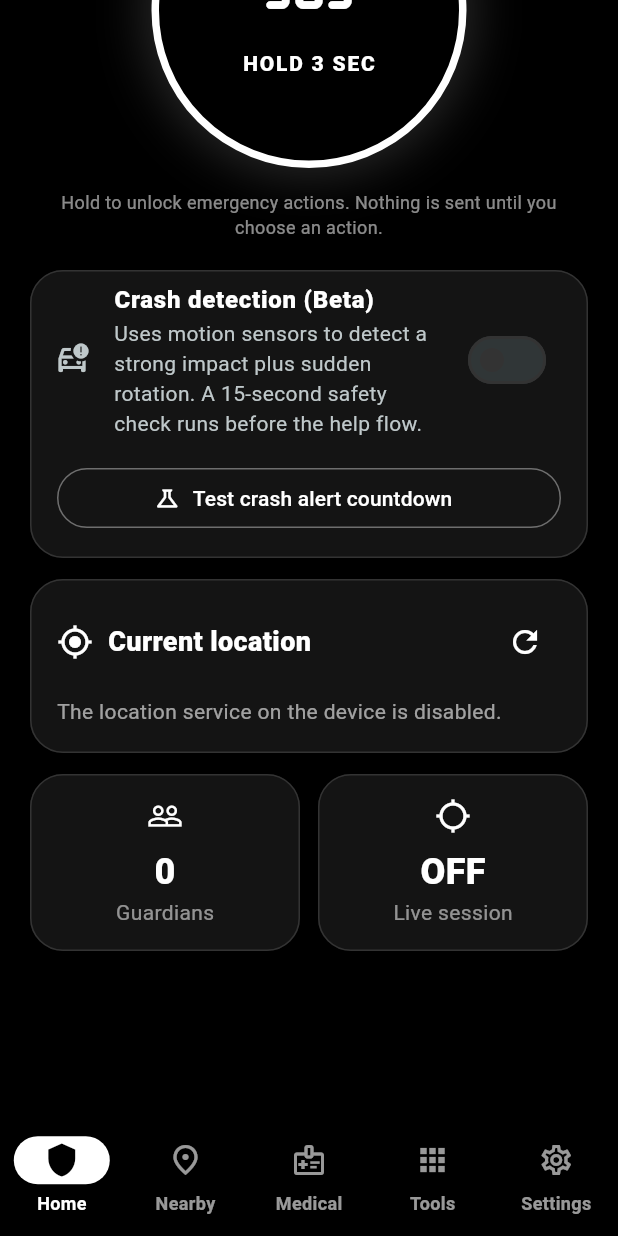
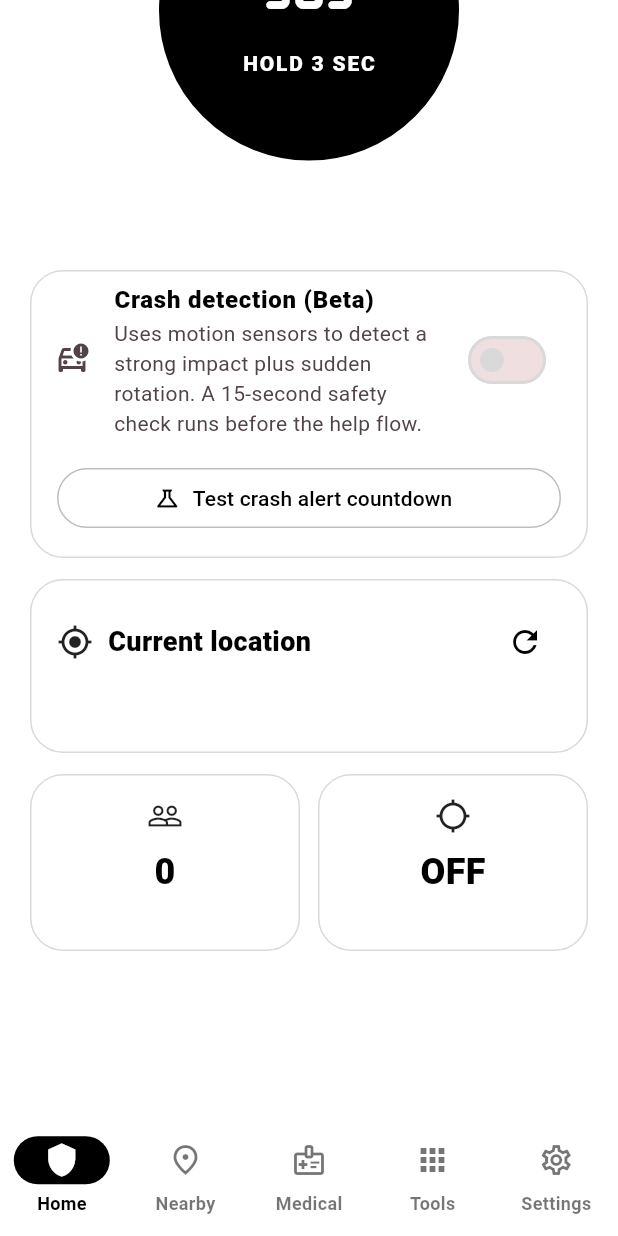
Before and after one commit to VISHNUVS-1315/GuardianX, a Flutter app: the screen it shows after launch, scrolled down 282 dp, on a phone screen of 412 x 824 dp. Run offline on Flutter 3.47's test engine with Material 3 defaults, Android fonts, the phone set to English and light mode, and no system bars; our stand-ins replace cloud_firestore, file_picker, firebase_auth, firebase_core, firebase_storage, flutter_secure_storage and 3 more; accounts and stored records are empty.

Commit message:
Follow system light and dark mode

```diff
--- a/lib/app.dart
+++ b/lib/app.dart
@@ -13,7 +13,9 @@ class GuardianXApp extends StatelessWidget {
     return MaterialApp(
       title: 'GuardianX',
       debugShowCheckedModeBanner: false,
-      theme: GuardianXTheme.dark,
+      theme: GuardianXTheme.light,
+      darkTheme: GuardianXTheme.dark,
+      themeMode: ThemeMode.system,
       home: shareId == null
           ? const ShellScreen()
           : LiveShareScreen(shareId: shareId),
```
